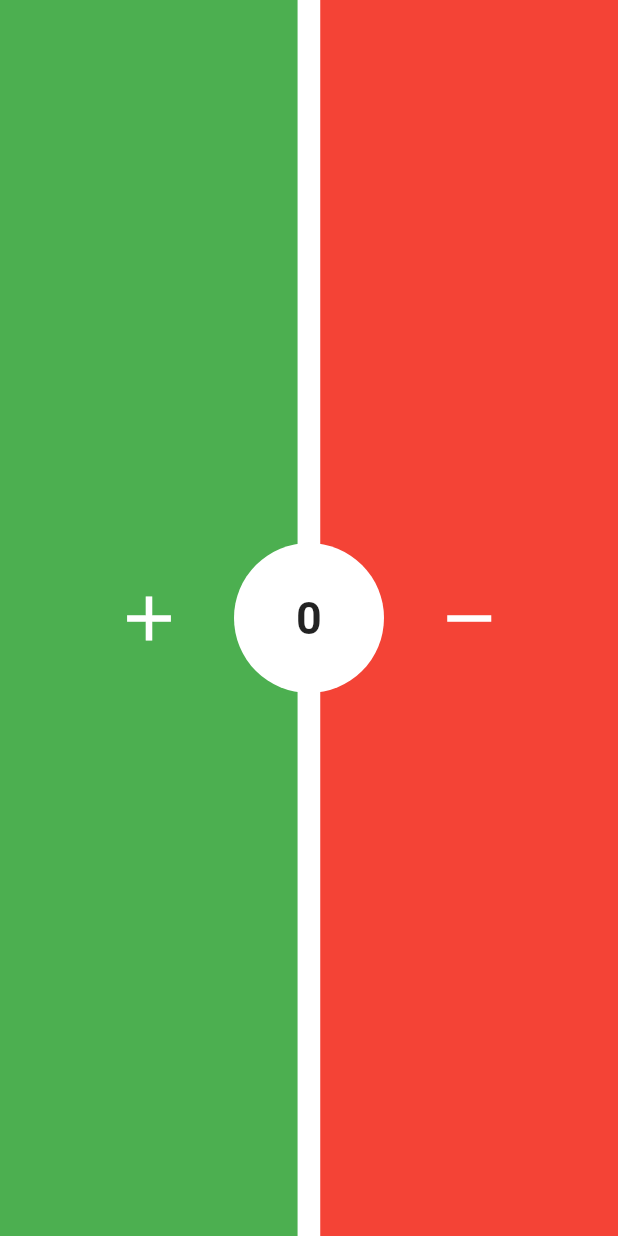
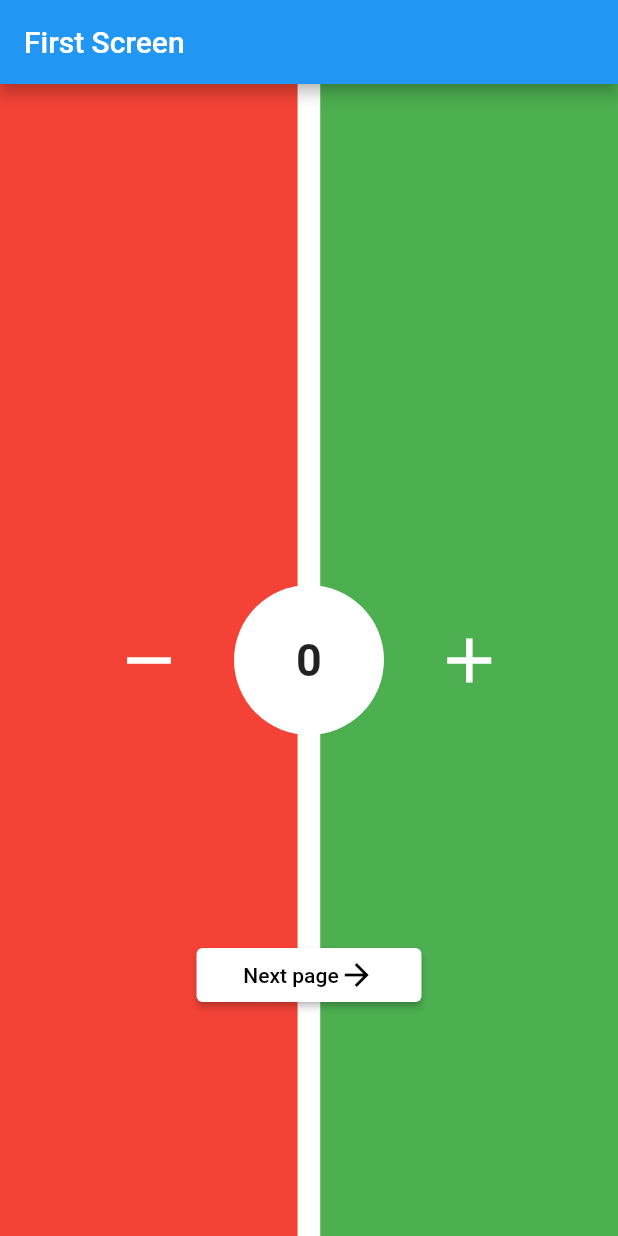
Before and after one commit to Kamlit/bloc_counter, a Flutter app: the screen it shows after launch, on a phone screen of 412 x 824 dp. Run offline on Flutter 3.47's test engine with Material 2 defaults, Android fonts, the phone set to English and light mode, and no system bars; our stand-ins replace flutter_bloc.

Commit message:
two screens

```diff
--- a/lib/main.dart
+++ b/lib/main.dart
@@ -1,24 +1,37 @@
+import 'dart:developer';
+
 import 'package:bloc_counter/logic/cubit/counter_cubit.dart';
-import 'package:bloc_counter/presentation/home_screen.dart';
+import 'package:bloc_counter/presentation/screens/first_screen.dart';
 import 'package:flutter/material.dart';
 import 'package:flutter_bloc/flutter_bloc.dart';
 
+import 'presentation/screens/second_screen.dart';
+
 void main() {
   Bloc.observer = CounterObserver();
-  runApp(const MyApp());
+  runApp(MyApp());
 }
 
 class MyApp extends StatelessWidget {
-  const MyApp({Key? key}) : super(key: key);
+  MyApp({Key? key}) : super(key: key);
+
+  final CounterCubit counterCubit = CounterCubit();
 
   @override
   Widget build(BuildContext context) {
     return MaterialApp(
       title: 'BLoC Counter',
-      home: BlocProvider(
-        create: (context) => CounterCubit(),
-        child: const HomeScreen(),
-      ),
+      initialRoute: '/',
+      routes: {
+        '/': (context) => BlocProvider.value(
+              value: counterCubit,
+              child: const FirstScreen(),
+            ),
+        '/second_screen': (context) => BlocProvider.value(
+              value: counterCubit,
+              child: const SecondScreen(),
+            ),
+      },
     );
   }
 }
--- /dev/null
+++ b/lib/presentation/screens/first_screen.dart
@@ -0,0 +1,108 @@
+import 'package:bloc_counter/logic/cubit/counter_cubit.dart';
+import 'package:flutter/material.dart';
+import 'package:flutter_bloc/flutter_bloc.dart';
+
+class FirstScreen extends StatelessWidget {
+  const FirstScreen({Key? key}) : super(key: key);
+
+  @override
+  Widget build(BuildContext context) {
+    final counterProvider = BlocProvider.of<CounterCubit>(context);
+
+    return Scaffold(
+      appBar: AppBar(
+        title: const Text('First Screen'),
+      ),
+      body: Stack(
+        children: [
+          Row(
+            children: [
+              Expanded(
+                child: Material(
+                  color: Colors.red,
+                  child: InkWell(
+                    onTap: () => counterProvider.decrement(),
+                    splashColor: const Color.fromARGB(255, 151, 42, 34),
+                    child: const Center(
+                      child: Icon(
+                        Icons.remove,
+                        size: 50,
+                        color: Colors.white,
+                      ),
+                    ),
+                  ),
+                ),
+              ),
+              Container(
+                color: Colors.white,
+                width: 15,
+                height: double.infinity,
+              ),
+              Expanded(
+                child: Material(
+                  color: Colors.green,
+                  child: InkWell(
+                    onTap: () => counterProvider.increment(),
+                    splashColor: const Color.fromARGB(255, 33, 77, 35),
+                    child: const Center(
+                      child: Icon(
+                        Icons.add,
+                        size: 50,
+                        color: Colors.white,
+                      ),
+                    ),
+                  ),
+                ),
+              ),
+            ],
+          ),
+          Center(
+            child: Container(
+              width: 100,
+              height: 100,
+              decoration: BoxDecoration(
+                color: Colors.white,
+                borderRadius: BorderRadius.circular(90),
+              ),
+              child: BlocBuilder<CounterCubit, CounterState>(
+                builder: (context, state) => Center(
+                  child: Text(
+                    '${state.counterValue}',
+                    style: const TextStyle(
+                      fontSize: 30,
+                      fontWeight: FontWeight.bold,
+                    ),
+                  ),
+                ),
+              ),
+            ),
+          ),
+          Positioned.fill(
+            bottom: 150,
+            child: Align(
+              alignment: Alignment.bottomCenter,
+              child: SizedBox(
+                width: 150,
+                child: ElevatedButton(
+                  style: ElevatedButton.styleFrom(
+                    primary: Colors.white,
+                    onPrimary: Colors.black,
+                  ),
+                  child: Row(
+                    mainAxisAlignment: MainAxisAlignment.center,
+                    children: const [
+                      Text('Next page'),
+                      Icon(Icons.arrow_forward),
+                    ],
+                  ),
+                  onPressed: () =>
+                      Navigator.of(context).pushNamed('/second_screen'),
+                ),
+              ),
+            ),
+          ),
+        ],
+      ),
+    );
+  }
+}
--- a/lib/presentation/home_screen.dart
+++ b/lib/presentation/screens/second_screen.dart
@@ -2,27 +2,30 @@ import 'package:bloc_counter/logic/cubit/counter_cubit.dart';
 import 'package:flutter/material.dart';
 import 'package:flutter_bloc/flutter_bloc.dart';
 
-class HomeScreen extends StatelessWidget {
-  const HomeScreen({Key? key}) : super(key: key);
+class SecondScreen extends StatelessWidget {
+  const SecondScreen({Key? key}) : super(key: key);
 
   @override
   Widget build(BuildContext context) {
     final counterProvider = BlocProvider.of<CounterCubit>(context);
 
     return Scaffold(
+      appBar: AppBar(
+        title: const Text('Second Screen'),
+      ),
       body: Stack(
         children: [
           Row(
             children: [
               Expanded(
                 child: Material(
-                  color: Colors.green,
+                  color: Colors.red,
                   child: InkWell(
-                    onTap: () => counterProvider.increment(),
-                    splashColor: const Color.fromARGB(255, 33, 77, 35),
+                    onTap: () => counterProvider.decrement(),
+                    splashColor: const Color.fromARGB(255, 151, 42, 34),
                     child: const Center(
                       child: Icon(
-                        Icons.add,
+                        Icons.remove,
                         size: 50,
                         color: Colors.white,
                       ),
@@ -37,13 +40,13 @@ class HomeScreen extends StatelessWidget {
               ),
               Expanded(
                 child: Material(
-                  color: Colors.red,
+                  color: Colors.green,
                   child: InkWell(
-                    onTap: () => counterProvider.decrement(),
-                    splashColor: const Color.fromARGB(255, 151, 42, 34),
+                    onTap: () => counterProvider.increment(),
+                    splashColor: const Color.fromARGB(255, 33, 77, 35),
                     child: const Center(
                       child: Icon(
-                        Icons.remove,
+                        Icons.add,
                         size: 50,
                         color: Colors.white,
                       ),
```
